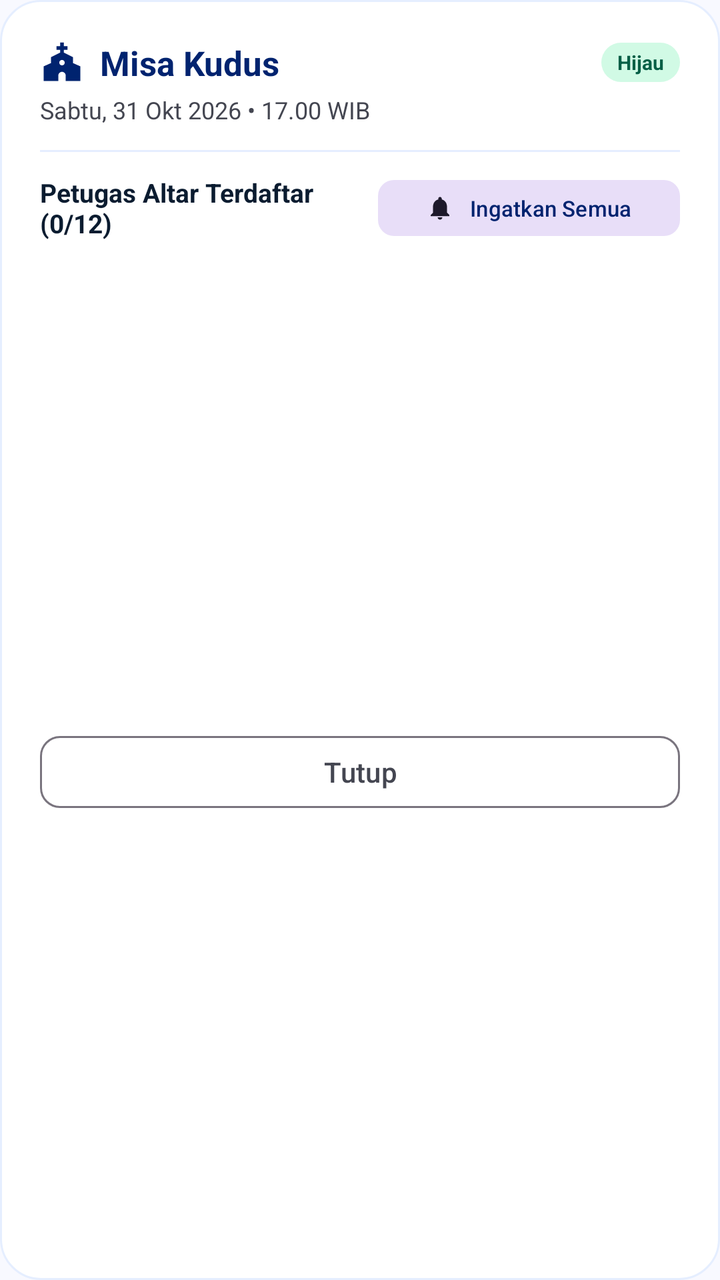
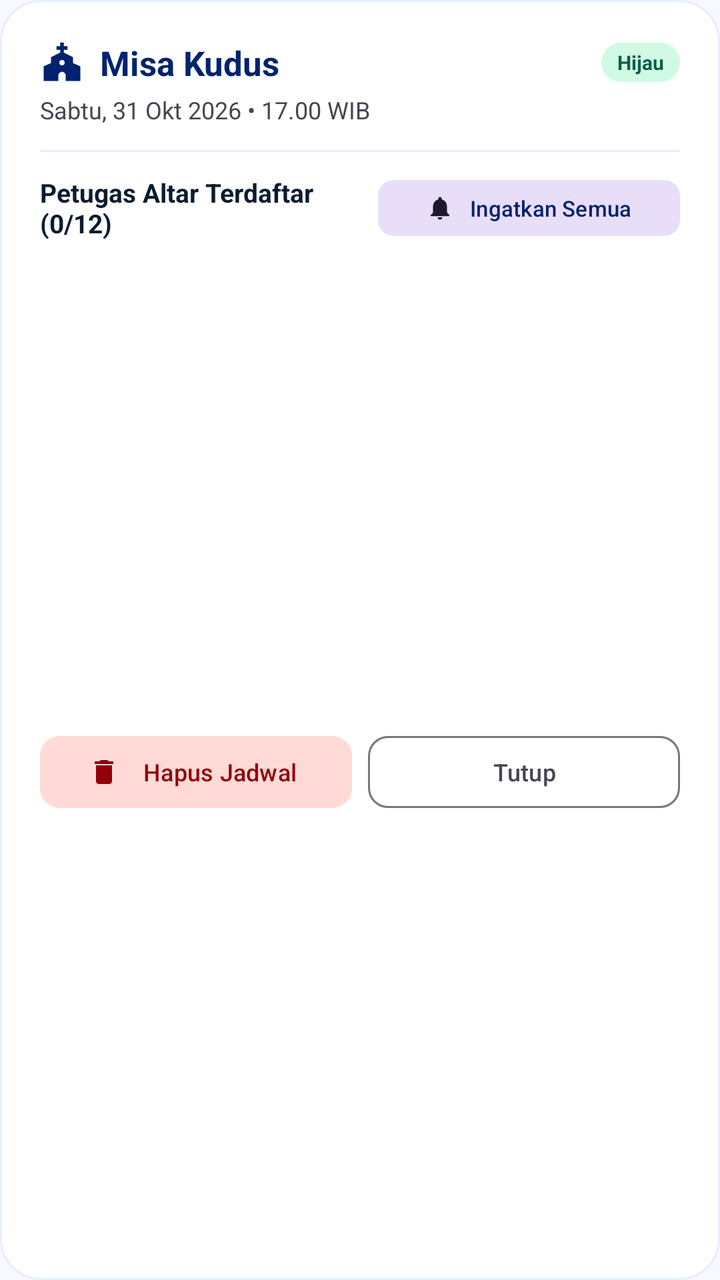

Screens rendered from an Android XML layout before and after an edit, with the pre-edit source and the edit as a unified diff.
<!-- AndroidManifest.xml: application theme Theme.SiDinarRegina -->
<!-- res/layout/dialog_schedule_roster.xml -->
<?xml version="1.0" encoding="utf-8"?>
<LinearLayout xmlns:android="http://schemas.android.com/apk/res/android"
    xmlns:app="http://schemas.android.com/apk/res-auto"
    android:layout_width="match_parent"
    android:layout_height="wrap_content"
    android:orientation="vertical"
    android:padding="20dp"
    android:background="@drawable/bg_card_lowest">

    
    <LinearLayout
        android:layout_width="match_parent"
        android:layout_height="wrap_content"
        android:gravity="center_vertical"
        android:orientation="horizontal">

        <ImageView
            android:layout_width="22dp"
            android:layout_height="22dp"
            android:src="@drawable/ic_church"
            app:tint="@color/primary" />

        <TextView
            android:id="@+id/tvRosterJudulMisa"
            android:layout_width="0dp"
            android:layout_height="wrap_content"
            android:layout_marginStart="8dp"
            android:layout_weight="1"
            android:text="Misa Kudus"
            android:textColor="@color/primary"
            android:textSize="17sp"
            android:textStyle="bold" />

        <TextView
            android:id="@+id/tvRosterWarnaBadge"
            android:layout_width="wrap_content"
            android:layout_height="wrap_content"
            android:background="@drawable/bg_badge_emerald"
            android:paddingHorizontal="8dp"
            android:paddingVertical="3dp"
            android:text="Hijau"
            android:textColor="@color/emerald_800"
            android:textSize="10sp"
            android:textStyle="bold" />
    </LinearLayout>

    <TextView
        android:id="@+id/tvRosterWaktu"
        android:layout_width="match_parent"
        android:layout_height="wrap_content"
        android:layout_marginTop="4dp"
        android:text="Sabtu, 31 Okt 2026 • 17.00 WIB"
        android:textColor="@color/on_surface_variant"
        android:textSize="12sp" />

    <TextView
        android:id="@+id/tvRosterSelebran"
        android:layout_width="match_parent"
        android:layout_height="wrap_content"
        android:layout_marginTop="2dp"
        android:text=""
        android:visibility="gone"
        android:textColor="@color/secondary"
        android:textSize="11sp"
        android:textStyle="italic" />

    <View
        android:layout_width="match_parent"
        android:layout_height="1dp"
        android:layout_marginTop="12dp"
        android:layout_marginBottom="10dp"
        android:background="@color/surface_container" />

    
    <LinearLayout
        android:layout_width="match_parent"
        android:layout_height="wrap_content"
        android:gravity="center_vertical"
        android:orientation="horizontal">

        <TextView
            android:id="@+id/tvRosterCount"
            android:layout_width="0dp"
            android:layout_height="wrap_content"
            android:layout_weight="1"
            android:text="Petugas Altar Terdaftar (0/12)"
            android:textColor="@color/on_surface"
            android:textSize="13sp"
            android:textStyle="bold" />

        <com.google.android.material.button.MaterialButton
            android:id="@+id/btnRosterRemindAll"
            style="@style/Widget.Material3.Button.TonalButton"
            android:layout_width="wrap_content"
            android:layout_height="36dp"
            android:text="Ingatkan Semua"
            android:textSize="11sp"
            android:textColor="@color/primary"
            app:icon="@drawable/ic_bell"
            app:iconSize="14dp"
            app:cornerRadius="8dp" />
    </LinearLayout>

    
    <TextView
        android:id="@+id/tvRosterEmpty"
        android:layout_width="match_parent"
        android:layout_height="wrap_content"
        android:gravity="center"
        android:padding="20dp"
        android:text="Belum ada misdinar yang mendaftar tugas pada misa ini."
        android:textColor="@color/on_surface_variant"
        android:textSize="12sp"
        android:visibility="gone" />

    
    <androidx.recyclerview.widget.RecyclerView
        android:id="@+id/rvRosterMembers"
        android:layout_width="match_parent"
        android:layout_height="220dp"
        android:layout_marginTop="8dp" />

    
    <com.google.android.material.button.MaterialButton
        android:id="@+id/btnCloseRoster"
        style="@style/Widget.Material3.Button.OutlinedButton"
        android:layout_width="match_parent"
        android:layout_height="44dp"
        android:layout_marginTop="14dp"
        android:text="Tutup"
        android:textColor="@color/on_surface_variant"
        app:cornerRadius="10dp" />

</LinearLayout>
<!-- resources referenced by this layout -->
<resources>
  <color name="emerald_800">#065F46</color>
  <color name="on_surface">#0B1C30</color>
  <color name="on_surface_variant">#444651</color>
  <color name="primary">#00236F</color>
  <color name="secondary">#904D00</color>
  <color name="surface_container">#E5EEFF</color>
  <!-- drawable bg_badge_emerald (drawable) -->
  <?xml version="1.0" encoding="utf-8"?>
  <shape xmlns:android="http://schemas.android.com/apk/res/android"
      android:shape="rectangle">
      <solid android:color="@color/emerald_100" />
      <corners android:radius="999dp" />
  </shape>
  <!-- drawable bg_card_lowest (drawable) -->
  <?xml version="1.0" encoding="utf-8"?>
  <shape xmlns:android="http://schemas.android.com/apk/res/android"
      android:shape="rectangle">
      <solid android:color="@color/surface_container_lowest" />
      <stroke
          android:width="1dp"
          android:color="@color/surface_container" />
      <corners android:radius="20dp" />
  </shape>
  <!-- drawable ic_bell (drawable) -->
  <vector xmlns:android="http://schemas.android.com/apk/res/android"
      android:width="24dp"
      android:height="24dp"
      android:viewportWidth="24"
      android:viewportHeight="24">
      <path
          android:fillColor="@color/primary"
          android:pathData="M12,22c1.1,0 2,-0.9 2,-2h-4c0,1.1 0.9,2 2,2zM18,16v-5c0,-3.07 -1.63,-5.64 -4.5,-6.32V4c0,-0.83 -0.67,-1.5 -1.5,-1.5s-1.5,0.67 -1.5,1.5v0.68C7.64,5.36 6,7.92 6,11v5l-2,2v1h16v-1l-2,-2z"/>
  </vector>
  <!-- drawable ic_church (drawable) -->
  <vector xmlns:android="http://schemas.android.com/apk/res/android"
      android:width="24dp"
      android:height="24dp"
      android:viewportWidth="24"
      android:viewportHeight="24">
    <path
        android:fillColor="@android:color/white"
        android:pathData="M18,12.22V9l-5,-2.5V5h2V3h-2V1h-2v2H9v2h2v1.5L6,9v3.22L2,14v8h8v-3c0,-1.1 0.9,-2 2,-2s2,0.9 2,2v3h8v-8l-4,-1.78zM12,13.5c-0.83,0 -1.5,-0.67 -1.5,-1.5s0.67,-1.5 1.5,-1.5 1.5,0.67 1.5,1.5 -0.67,1.5 -1.5,1.5z"/>
  </vector>
  <style name="Theme.SiDinarRegina" parent="Theme.Material3.DayNight.NoActionBar">
          <item name="colorPrimary">@color/primary</item>
          <item name="colorSecondary">@color/secondary</item>
          <item name="android:statusBarColor">@color/primary</item>
          <item name="android:navigationBarColor">@color/background</item>
          <item name="android:windowBackground">@color/background</item>
      </style>
  <color name="emerald_100">#D1FAE5</color>
  <color name="surface_container_lowest">#FFFFFF</color>
  <color name="background">#F8F9FF</color>
</resources>

<!-- the commit's change to res/layout/dialog_schedule_roster.xml (unified diff, before → after) -->
@@ -121,14 +121,39 @@
         android:layout_marginTop="8dp" />
 
     
-    <com.google.android.material.button.MaterialButton
-        android:id="@+id/btnCloseRoster"
-        style="@style/Widget.Material3.Button.OutlinedButton"
+    <LinearLayout
         android:layout_width="match_parent"
-        android:layout_height="44dp"
+        android:layout_height="wrap_content"
         android:layout_marginTop="14dp"
-        android:text="Tutup"
-        android:textColor="@color/on_surface_variant"
-        app:cornerRadius="10dp" />
+        android:gravity="center_vertical"
+        android:orientation="horizontal">
+
+        <com.google.android.material.button.MaterialButton
+            android:id="@+id/btnDeleteSchedule"
+            style="@style/Widget.Material3.Button.TonalButton"
+            android:layout_width="0dp"
+            android:layout_height="44dp"
+            android:layout_weight="1"
+            android:layout_marginEnd="8dp"
+            android:backgroundTint="@color/error_container"
+            android:text="Hapus Jadwal"
+            android:textColor="@color/on_error_container"
+            android:textSize="12sp"
+            app:icon="@drawable/ic_delete"
+            app:iconTint="@color/on_error_container"
+            app:iconSize="16dp"
+            app:cornerRadius="10dp" />
+
+        <com.google.android.material.button.MaterialButton
+            android:id="@+id/btnCloseRoster"
+            style="@style/Widget.Material3.Button.OutlinedButton"
+            android:layout_width="0dp"
+            android:layout_height="44dp"
+            android:layout_weight="1"
+            android:text="Tutup"
+            android:textColor="@color/on_surface_variant"
+            android:textSize="12sp"
+            app:cornerRadius="10dp" />
+    </LinearLayout>
 
 </LinearLayout>
<!-- resource entries referenced after the edit -->
@@ -1,6 +1,8 @@
 <!-- resources referenced by this layout -->
 <resources>
   <color name="emerald_800">#065F46</color>
+  <color name="error_container">#FFDAD6</color>
+  <color name="on_error_container">#93000A</color>
   <color name="on_surface">#0B1C30</color>
   <color name="on_surface_variant">#444651</color>
   <color name="primary">#00236F</color>
@@ -43,6 +45,16 @@
         android:fillColor="@android:color/white"
         android:pathData="M18,12.22V9l-5,-2.5V5h2V3h-2V1h-2v2H9v2h2v1.5L6,9v3.22L2,14v8h8v-3c0,-1.1 0.9,-2 2,-2s2,0.9 2,2v3h8v-8l-4,-1.78zM12,13.5c-0.83,0 -1.5,-0.67 -1.5,-1.5s0.67,-1.5 1.5,-1.5 1.5,0.67 1.5,1.5 -0.67,1.5 -1.5,1.5z"/>
   </vector>
+  <!-- drawable ic_delete (drawable) -->
+  <vector xmlns:android="http://schemas.android.com/apk/res/android"
+      android:width="24dp"
+      android:height="24dp"
+      android:viewportWidth="24"
+      android:viewportHeight="24">
+      <path
+          android:fillColor="@android:color/white"
+          android:pathData="M6,19c0,1.1 0.9,2 2,2h8c1.1,0 2,-0.9 2,-2V7H6v12zM19,4h-3.5l-1,-1h-5l-1,1H5v2h14V4z" />
+  </vector>
   <style name="Theme.SiDinarRegina" parent="Theme.Material3.DayNight.NoActionBar">
           <item name="colorPrimary">@color/primary</item>
           <item name="colorSecondary">@color/secondary</item>
